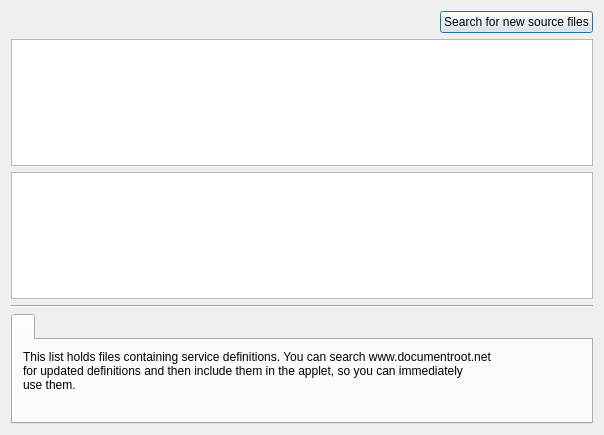
Before: the Qt Designer form contents/code/dialogs/Sources.ui in mbleichner/service-monitor, drawn with Qt 5.
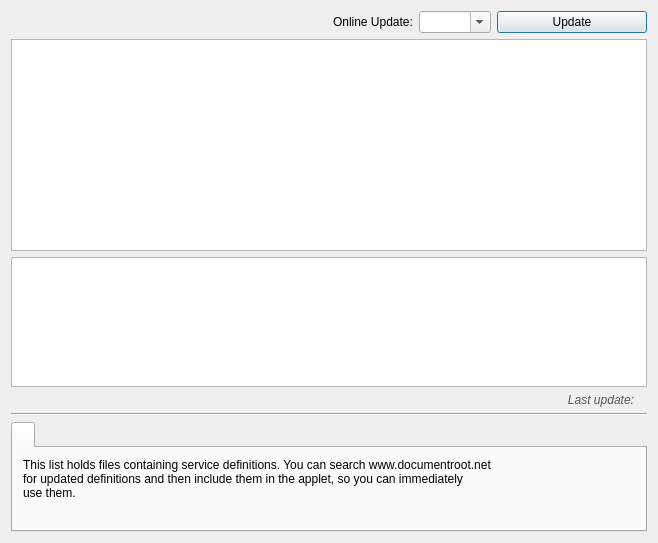
After: the same form once the commit is applied. Icons and pictures are not drawn.

Commit message: reworked online updates

Patch:
```diff
--- a/contents/code/dialogs/Sources.ui
+++ b/contents/code/dialogs/Sources.ui
@@ -6,8 +6,8 @@
    <rect>
     <x>0</x>
     <y>0</y>
-    <width>604</width>
-    <height>435</height>
+    <width>658</width>
+    <height>543</height>
    </rect>
   </property>
   <property name="windowTitle">
@@ -29,13 +29,68 @@
        </property>
       </spacer>
      </item>
+     <item>
+      <widget class="QLabel" name="label">
+       <property name="font">
+        <font>
+         <weight>50</weight>
+         <bold>false</bold>
+        </font>
+       </property>
+       <property name="text">
+        <string>Online Update:</string>
+       </property>
+      </widget>
+     </item>
+     <item>
+      <widget class="QComboBox" name="updateComboBox">
+       <property name="sizePolicy">
+        <sizepolicy hsizetype="Preferred" vsizetype="Fixed">
+         <horstretch>0</horstretch>
+         <verstretch>0</verstretch>
+        </sizepolicy>
+       </property>
+       <property name="font">
+        <font>
+         <weight>50</weight>
+         <italic>false</italic>
+         <bold>false</bold>
+        </font>
+       </property>
+       <property name="editable">
+        <bool>true</bool>
+       </property>
+       <property name="sizeAdjustPolicy">
+        <enum>QComboBox::AdjustToContents</enum>
+       </property>
+      </widget>
+     </item>
      <item>
       <widget class="QPushButton" name="searchButton">
+       <property name="sizePolicy">
+        <sizepolicy hsizetype="Preferred" vsizetype="Fixed">
+         <horstretch>0</horstretch>
+         <verstretch>0</verstretch>
+        </sizepolicy>
+       </property>
+       <property name="minimumSize">
+        <size>
+         <width>150</width>
+         <height>0</height>
+        </size>
+       </property>
+       <property name="font">
+        <font>
+         <weight>50</weight>
+         <italic>false</italic>
+         <bold>false</bold>
+        </font>
+       </property>
        <property name="toolTip">
         <string>Look for new XML files on the internet</string>
        </property>
        <property name="text">
-        <string>Search for new source files</string>
+        <string>Update</string>
        </property>
        <property name="icon">
         <iconset resource="../resources/icons/icons.qrc">
@@ -54,11 +109,17 @@
       <bool>true</bool>
      </property>
      <property name="sizePolicy">
-      <sizepolicy hsizetype="Expanding" vsizetype="Maximum">
+      <sizepolicy hsizetype="Expanding" vsizetype="Preferred">
        <horstretch>0</horstretch>
        <verstretch>0</verstretch>
       </sizepolicy>
      </property>
+     <property name="maximumSize">
+      <size>
+       <width>16777215</width>
+       <height>130</height>
+      </size>
+     </property>
      <property name="readOnly">
       <bool>true</bool>
      </property>
@@ -71,6 +132,67 @@
      </property>
     </widget>
    </item>
+   <item>
+    <layout class="QHBoxLayout" name="horizontalLayout_2">
+     <item>
+      <widget class="QLabel" name="label_3">
+       <property name="enabled">
+        <bool>true</bool>
+       </property>
+       <property name="sizePolicy">
+        <sizepolicy hsizetype="Expanding" vsizetype="Preferred">
+         <horstretch>0</horstretch>
+         <verstretch>0</verstretch>
+        </sizepolicy>
+       </property>
+       <property name="font">
+        <font>
+         <italic>true</italic>
+        </font>
+       </property>
+       <property name="styleSheet">
+        <string notr="true">color: #555;</string>
+       </property>
+       <property name="text">
+        <string>Last update:</string>
+       </property>
+       <property name="textFormat">
+        <enum>Qt::PlainText</enum>
+       </property>
+       <property name="alignment">
+        <set>Qt::AlignRight|Qt::AlignTrailing|Qt::AlignVCenter</set>
+       </property>
+      </widget>
+     </item>
+     <item>
+      <widget class="QLabel" name="lastUpdateLabel">
+       <property name="enabled">
+        <bool>true</bool>
+       </property>
+       <property name="sizePolicy">
+        <sizepolicy hsizetype="Minimum" vsizetype="Preferred">
+         <horstretch>0</horstretch>
+         <verstretch>0</verstretch>
+        </sizepolicy>
+       </property>
+       <property name="font">
+        <font>
+         <italic>true</italic>
+        </font>
+       </property>
+       <property name="styleSheet">
+        <string notr="true">color: #555;</string>
+       </property>
+       <property name="text">
+        <string notr="true">&lt;last-update&gt;</string>
+       </property>
+       <property name="textFormat">
+        <enum>Qt::PlainText</enum>
+       </property>
+      </widget>
+     </item>
+    </layout>
+   </item>
    <item>
     <widget class="Line" name="line_2">
      <property name="orientation">
@@ -109,29 +231,30 @@
       <attribute name="title">
        <string/>
       </attribute>
-      <layout class="QVBoxLayout" name="verticalLayout_2">
-       <property name="margin">
-        <number>10</number>
+      <widget class="QLabel" name="label_2">
+       <property name="geometry">
+        <rect>
+         <x>10</x>
+         <y>10</y>
+         <width>552</width>
+         <height>42</height>
+        </rect>
        </property>
-       <item>
-        <widget class="QLabel" name="label_2">
-         <property name="sizePolicy">
-          <sizepolicy hsizetype="Expanding" vsizetype="Expanding">
-           <horstretch>0</horstretch>
-           <verstretch>0</verstretch>
-          </sizepolicy>
-         </property>
-         <property name="text">
-          <string>This list holds files containing service definitions. You can search www.documentroot.net
+       <property name="sizePolicy">
+        <sizepolicy hsizetype="Expanding" vsizetype="Expanding">
+         <horstretch>0</horstretch>
+         <verstretch>0</verstretch>
+        </sizepolicy>
+       </property>
+       <property name="text">
+        <string>This list holds files containing service definitions. You can search www.documentroot.net
 for updated definitions and then include them in the applet, so you can immediately
 use them.</string>
-         </property>
-         <property name="alignment">
-          <set>Qt::AlignLeading|Qt::AlignLeft|Qt::AlignTop</set>
-         </property>
-        </widget>
-       </item>
-      </layout>
+       </property>
+       <property name="alignment">
+        <set>Qt::AlignLeading|Qt::AlignLeft|Qt::AlignTop</set>
+       </property>
+      </widget>
      </widget>
     </widget>
    </item>
```
Left out of the diff: 3 changed lines with no effect on the pictures. The commit also changes 9 other files.
